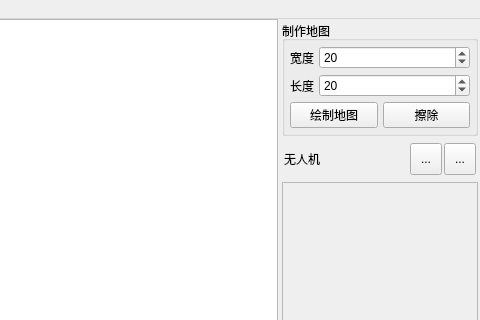
First picture: the form in mainwindow.ui, repository lining9717/MapGenerator, before the edit; both pictures show x 520 to 1000 and y 0 to 320 of the 1000 by 800 pixel window.
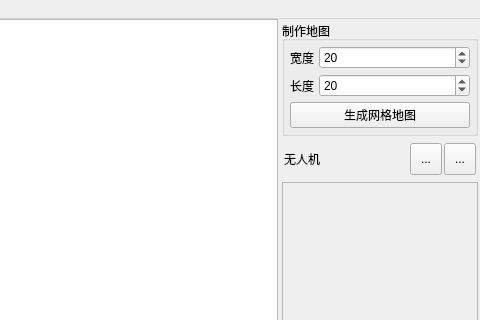
Second picture: the form after the edit.

What changed in the file:
```diff
--- a/mainwindow.ui
+++ b/mainwindow.ui
@@ -172,14 +172,7 @@
              <item>
               <widget class="QPushButton" name="draw_pushButton">
                <property name="text">
-                <string>绘制地图</string>
-               </property>
-              </widget>
-             </item>
-             <item>
-              <widget class="QPushButton" name="erase_pushButton">
-               <property name="text">
-                <string>擦除</string>
+                <string>生成网格地图</string>
                </property>
               </widget>
              </item>
```
Left out of the diff: 10 changed lines with no effect on the pictures.
